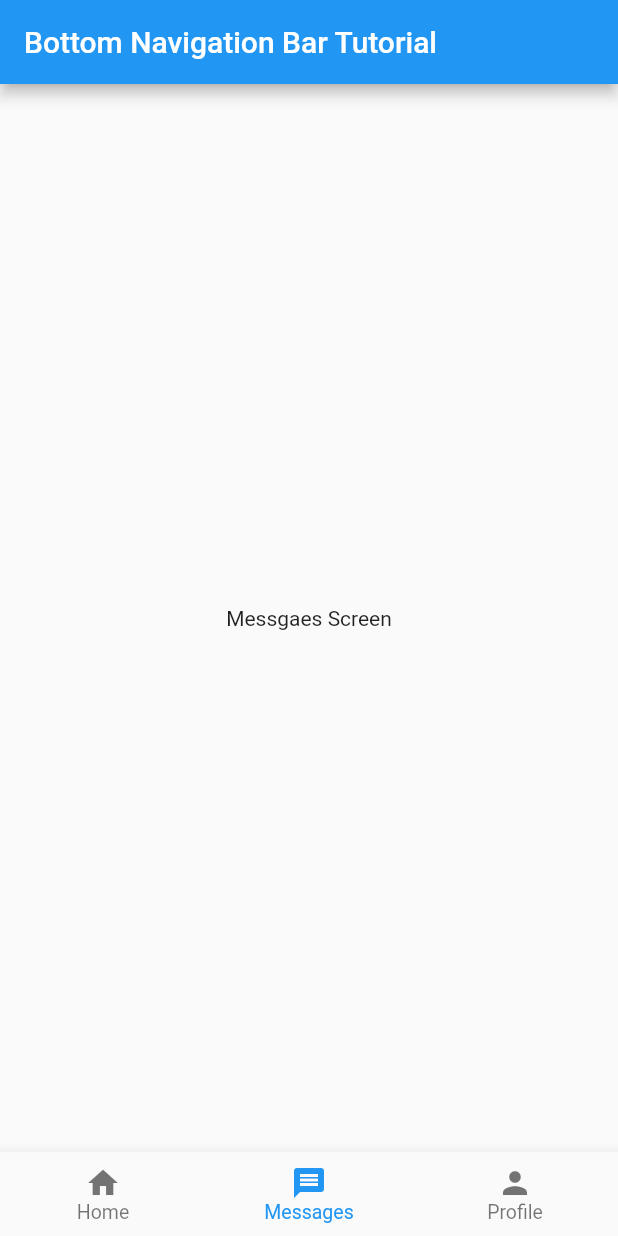
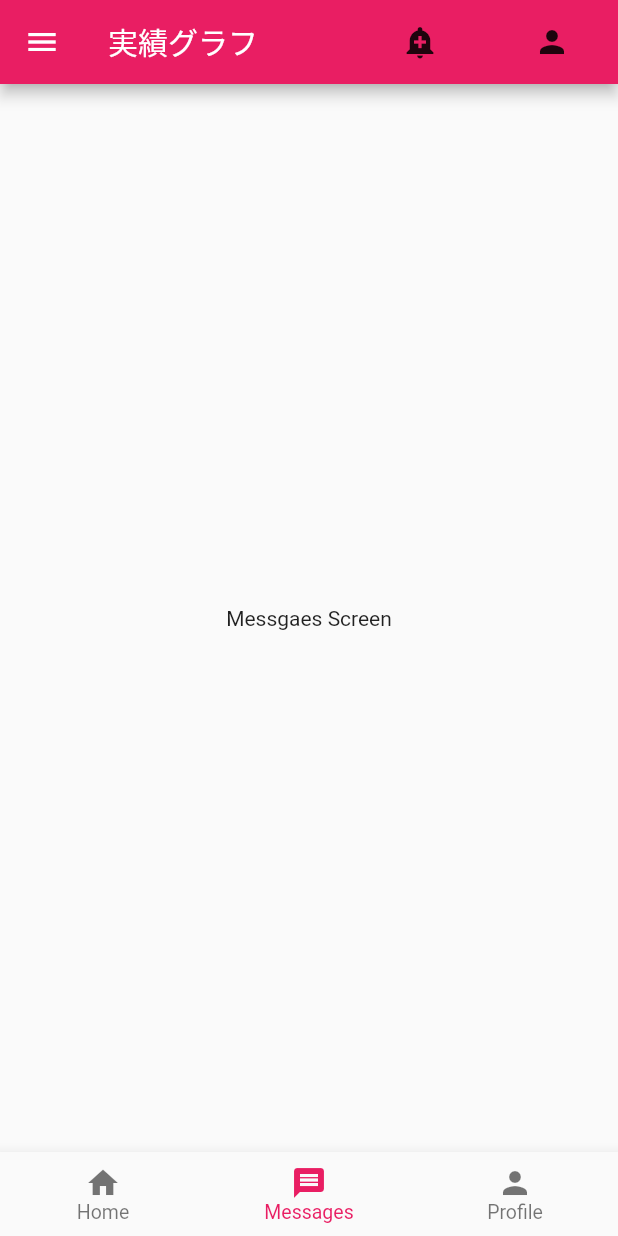
Before and after one commit to nyannsuke01/flutter_health_meter_app, a Flutter app: the screen it shows after launch, item 2 of the bottom bar chosen, on a phone screen of 412 x 824 dp. Run offline on Flutter 3.47's test engine with Material 2 defaults, Android fonts, the phone set to English and light mode, and no system bars; our stand-ins replace charts_flutter.

Commit message:
実績グラフの実装を行いました。

```diff
--- a/lib/main.dart
+++ b/lib/main.dart
@@ -10,6 +10,13 @@ class MyApp extends StatelessWidget {
   Widget build(BuildContext context) {
     return MaterialApp(
       title: 'Bottom Navigation Bar Tutorial',
+      debugShowCheckedModeBanner: false,
+      theme: new ThemeData(
+        primarySwatch: Colors.pink,
+        primaryColor: const Color(0xFFe91e63),
+        accentColor: const Color(0xFFe91e63),
+        canvasColor: const Color(0xFFfafafa),
+      ),
       home: Navigation(),
     );
   }
--- a/lib/navigation.dart
+++ b/lib/navigation.dart
@@ -24,7 +24,22 @@ class _NavState extends State<Navigation> {
   Widget build(BuildContext context) {
     return Scaffold(
       appBar: AppBar(
-        title: Text('Bottom Navigation Bar Tutorial'),
+        leading: Icon(Icons.menu),
+        title: Text('実績グラフ'),
+        actions: [
+          FlatButton(
+            child: Icon(Icons.add_alert),
+            onPressed: (){
+
+            },
+          ),
+          FlatButton(
+            child: Icon(Icons.person),
+            onPressed: (){
+
+            },
+          ),
+        ],
       ),
       body: Center(
         child: _widgetOptions.elementAt(_selectedIndex),
```
Also changed, not shown: lib/graph.dart (+0 -19 lines), lib/home_screen.dart (+79 -7 lines).
